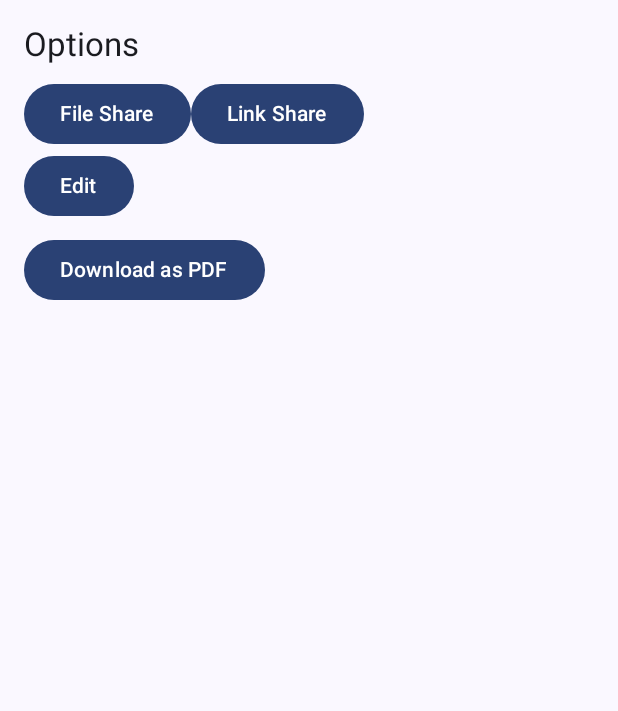
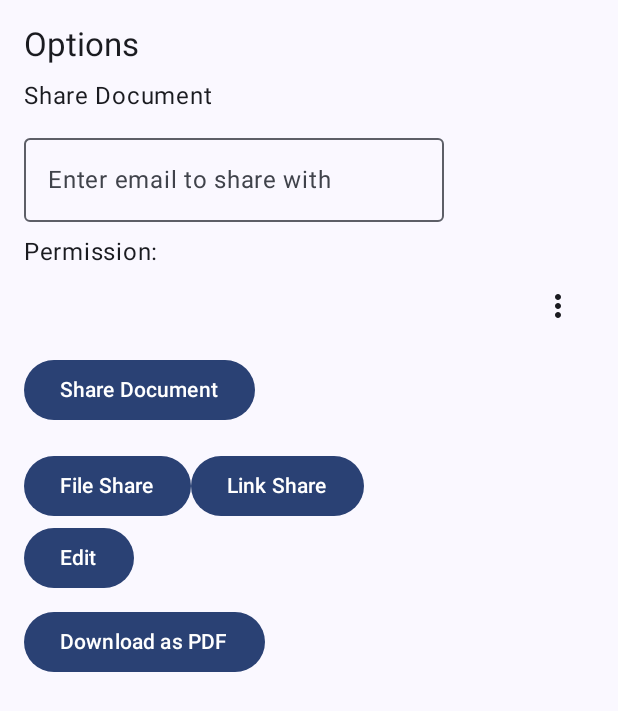
Before and after one commit to mohitdamke/GoogleDoc, an Android app built with Jetpack Compose: the composable DocumentBottomSheetContent shown on its own in the app's theme, on a phone screen of 412 x 824 dp. Shown: the top 711 px of the screen. Run offline under Robolectric (Android 15) with nearby library versions, the phone set to English and light mode, and no system bars; our stand-ins replace livedata-compose.

Commit message:
fix login and add share

```diff
--- a/app/build.gradle.kts
+++ b/app/build.gradle.kts
@@ -73,6 +73,7 @@ dependencies {
     implementation(libs.firebase.auth.ktx)
     implementation(libs.firebase.firestore.ktx)
     implementation(libs.androidx.runtime.livedata)
+    implementation(libs.firebase.storage.ktx)
     testImplementation(libs.junit)
     androidTestImplementation(libs.androidx.junit)
     androidTestImplementation(libs.androidx.espresso.core)
--- a/app/src/main/AndroidManifest.xml
+++ b/app/src/main/AndroidManifest.xml
@@ -2,6 +2,7 @@
 <manifest xmlns:android="http://schemas.android.com/apk/res/android"
     xmlns:tools="http://schemas.android.com/tools">
 
+    <uses-permission android:name="android.permission.INTERNET"/>
     <uses-permission android:name="android.permission.WRITE_EXTERNAL_STORAGE"
         android:maxSdkVersion="32" />
 
--- a/app/src/main/java/com/example/googledoc/common/Database.kt
+++ b/app/src/main/java/com/example/googledoc/common/Database.kt
@@ -5,4 +5,6 @@ object Database {
     val OwnerId = "ownerId"
     val Content = "content"
     val Title = "title"
+    val Email = "email"
+    val Users = "users"
 }
--- a/app/src/main/java/com/example/googledoc/presentation/DocumentViewScreen.kt
+++ b/app/src/main/java/com/example/googledoc/presentation/DocumentViewScreen.kt
@@ -4,22 +4,31 @@ import android.content.Intent
 import android.net.Uri
 import android.os.Environment
 import android.webkit.WebView
+import android.widget.Toast
 import androidx.compose.foundation.layout.Box
 import androidx.compose.foundation.layout.Column
 import androidx.compose.foundation.layout.Row
 import androidx.compose.foundation.layout.Spacer
 import androidx.compose.foundation.layout.fillMaxSize
+import androidx.compose.foundation.layout.fillMaxWidth
 import androidx.compose.foundation.layout.height
 import androidx.compose.foundation.layout.padding
+import androidx.compose.foundation.layout.width
+import androidx.compose.foundation.layout.wrapContentSize
 import androidx.compose.material.icons.Icons
 import androidx.compose.material.icons.filled.Add
+import androidx.compose.material.icons.filled.MoreVert
 import androidx.compose.material3.Button
 import androidx.compose.material3.CircularProgressIndicator
+import androidx.compose.material3.DropdownMenu
+import androidx.compose.material3.DropdownMenuItem
 import androidx.compose.material3.ExperimentalMaterial3Api
 import androidx.compose.material3.FloatingActionButton
 import androidx.compose.material3.Icon
+import androidx.compose.material3.IconButton
 import androidx.compose.material3.MaterialTheme
 import androidx.compose.material3.ModalBottomSheet
+import androidx.compose.material3.OutlinedTextField
 import androidx.compose.material3.Scaffold
 import androidx.compose.material3.Text
 import androidx.compose.material3.TopAppBar
@@ -63,7 +72,7 @@ fun DocumentViewScreen(
     val documentViewModel: DocumentViewModel = hiltViewModel()
     val document by documentViewModel.currentDocument.observeAsState()
     val isLoading by documentViewModel.isLoading.observeAsState(false)
-
+    val errorMessage by documentViewModel.error.observeAsState()
     val sheetState = rememberModalBottomSheetState()
     val scope = rememberCoroutineScope()
     var showBottomSheet by remember { mutableStateOf(false) }
@@ -72,6 +81,12 @@ fun DocumentViewScreen(
     LaunchedEffect(documentId) {
         documentViewModel.fetchDocument(documentId)
         println("Document fetched: ${documentViewModel.currentDocument.value}")
+    }
+
+    LaunchedEffect(errorMessage) {
+        errorMessage?.let { message ->
+            Toast.makeText(context, message, Toast.LENGTH_LONG).show()
+        }
     }
 
     Scaffold(
@@ -181,6 +196,14 @@ fun DocumentViewScreen(
                         onDownloadPdf = { document ->
                             SaveAsPdf(context, document)
                         },
+                        onShareDocument = { email, permission ->
+                            documentViewModel.shareDocument(
+                                documentId = documentId,
+                                email = email,
+                                permission = permission
+
+                            )
+                        },
                         document = document!!
                     )
                 } else {
@@ -199,14 +222,72 @@ fun DocumentBottomSheetContent(
     onLinkShare: () -> Unit,
     onEdit: () -> Unit,
     onDownloadPdf: (Document) -> Unit,
+    onShareDocument: (String, String) -> Unit,  // email and permission
     document: Document
 ) {
+    var expanded by remember { mutableStateOf(false) }
+    var emailToShare by remember { mutableStateOf("") }
+    var permission by remember { mutableStateOf("view") } // Default to view permission
+
     Column(modifier = Modifier.padding(16.dp)) {
         Text(text = "Options", style = MaterialTheme.typography.titleLarge)
         Spacer(modifier = Modifier.height(8.dp))
 
+        // Sharing Section
+        Text(text = "Share Document")
+        Spacer(modifier = Modifier.height(8.dp))
+
+        // Email input field
+        OutlinedTextField(
+            value = emailToShare,
+            onValueChange = { emailToShare = it },
+            label = { Text("Enter email to share with") }
+        )
+        Spacer(modifier = Modifier.height(8.dp))
+
+        // Permission selector (view or edit)
+        Text(text = "Permission:")
+        Spacer(modifier = Modifier.width(8.dp))
+
+        Box(
+            modifier = Modifier
+                .fillMaxWidth()
+                .wrapContentSize(Alignment.TopEnd)
+        ) {
+            IconButton(onClick = { expanded = !expanded }) {
+                Icon(
+                    imageVector = Icons.Default.MoreVert,
+                    contentDescription = "More"
+                )
+            }
+            DropdownMenu(
+                expanded = expanded,
+                onDismissRequest = { expanded = false }
+            ) {
+                DropdownMenuItem(
+                    text = { Text("View") },
+                    onClick = { permission = "view" }
+                )
+                DropdownMenuItem(
+                    text = { Text("Edit") },
+                    onClick = { permission = "edit" }
+                )
+            }
+        }
+
+        Spacer(modifier = Modifier.height(8.dp))
+
+        Button(onClick = {
+            // Call the share document logic
+            onShareDocument(emailToShare, permission)
+            onDismiss()
+        }) {
+            Text("Share Document")
+        }
+
+        Spacer(modifier = Modifier.height(16.dp))
+
         Row {
-
             Button(onClick = {
                 onFileShare()
                 onDismiss()
@@ -221,13 +302,16 @@ fun DocumentBottomSheetContent(
                 Text("Link Share")
             }
         }
+
         Button(onClick = {
             onEdit()
             onDismiss()
         }) {
             Text("Edit")
         }
+
         Spacer(modifier = Modifier.height(8.dp))
+
         Button(onClick = {
             onDownloadPdf(document)
             onDismiss()
--- a/gradle/libs.versions.toml
+++ b/gradle/libs.versions.toml
@@ -11,6 +11,7 @@ composeBom = "2023.08.00"
 firebaseAuthKtx = "23.0.0"
 firebaseFirestoreKtx = "25.1.0"
 runtimeLivedata = "1.7.0"
+firebaseStorageKtx = "21.0.0"
 
 [libraries]
 androidx-core-ktx = { group = "androidx.core", name = "core-ktx", version.ref = "coreKtx" }
@@ -30,6 +31,7 @@ androidx-material3 = { group = "androidx.compose.material3", name = "material3"
 firebase-auth-ktx = { group = "com.google.firebase", name = "firebase-auth-ktx", version.ref = "firebaseAuthKtx" }
 firebase-firestore-ktx = { group = "com.google.firebase", name = "firebase-firestore-ktx", version.ref = "firebaseFirestoreKtx" }
 androidx-runtime-livedata = { group = "androidx.compose.runtime", name = "runtime-livedata", version.ref = "runtimeLivedata" }
+firebase-storage-ktx = { group = "com.google.firebase", name = "firebase-storage-ktx", version.ref = "firebaseStorageKtx" }
 
 [plugins]
 android-application = { id = "com.android.application", version.ref = "agp" }
```
Also changed, not shown: app/src/main/java/com/example/googledoc/presentation/HomeScreen.kt (+9 -1 lines), app/src/main/java/com/example/googledoc/presentation/LoginScreen.kt (+5 -2 lines), app/src/main/java/com/example/googledoc/viewmodel/DocumentViewModel.kt (+34 -6 lines), app/src/main/java/com/example/googledoc/viewmodel/LoginViewModel.kt (+15 -1 lines).
